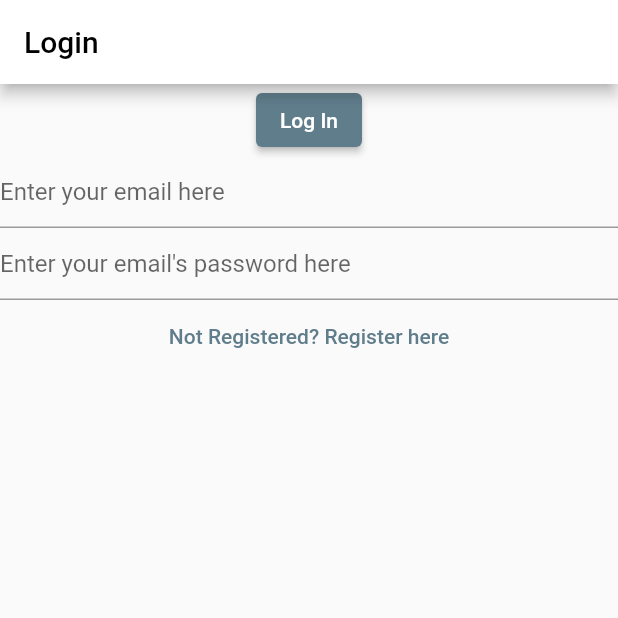
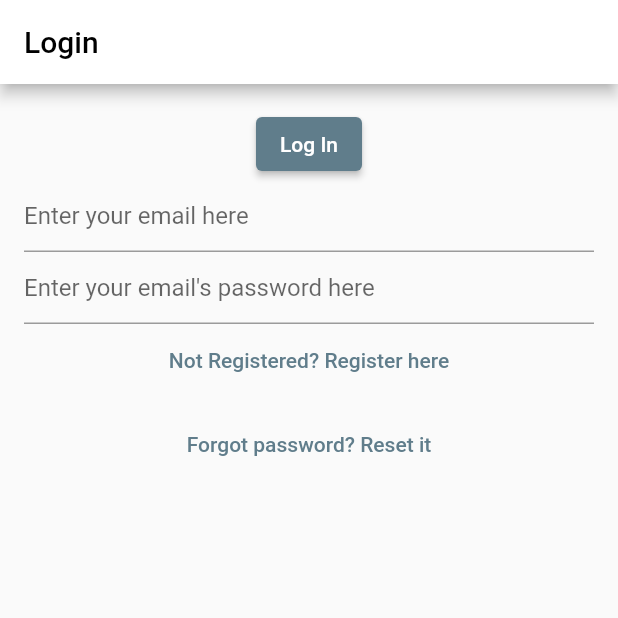
Before and after one commit to SirMixalotMixalot/noteys, a Flutter app: the screen it shows after launch, on a phone screen of 412 x 824 dp, the top half of it. Run offline on Flutter 3.47's test engine with Material 2 defaults, Android fonts, the phone set to English and light mode, and no system bars; our stand-ins replace bloc, cloud_firestore, equatable, firebase_auth, firebase_core, flutter_bloc and 1 more; accounts and stored records are empty.

Commit message:
When did i do this?

```diff
--- a/lib/main.dart
+++ b/lib/main.dart
@@ -7,6 +7,7 @@ import 'package:noteys/services/auth/bloc/bloc.dart';
 import 'package:noteys/services/auth/bloc/events.dart';
 import 'package:noteys/services/auth/bloc/states.dart';
 import 'package:noteys/services/auth/firebase_auth.dart';
+import 'package:noteys/views/forgot_password.dart';
 import 'package:noteys/views/notes/edit_note.dart';
 
 import 'views/register.dart';
@@ -71,6 +72,8 @@ class HomePage extends StatelessWidget {
           return const LoginPage();
         } else if (state is AuthStateNotRegistered) {
           return const RegisterView();
+        } else if (state is AuthStateForgotPassword) {
+          return const ForgotPassword();
         } else {
           return const Scaffold(
             body: Center(
--- a/lib/services/auth/bloc/events.dart
+++ b/lib/services/auth/bloc/events.dart
@@ -42,3 +42,10 @@ class AuthEventShouldRegister extends AuthEvent {
 class AuthEventSendVerifyEmail extends AuthEvent {
   const AuthEventSendVerifyEmail();
 }
+
+class AuthEventForgotPassword extends AuthEvent {
+  final String? email;
+  const AuthEventForgotPassword({
+    this.email,
+  });
+}
--- a/lib/services/auth/bloc/states.dart
+++ b/lib/services/auth/bloc/states.dart
@@ -53,3 +53,13 @@ class AuthStateNotRegistered extends AuthState {
 class AuthStateRegistered extends AuthState {
   const AuthStateRegistered({required bool isLoading}) : super(isLoading);
 }
+
+class AuthStateForgotPassword extends AuthState {
+  final bool hasSentEmail;
+  final Exception? exception;
+  const AuthStateForgotPassword({
+    required bool isLoading,
+    required this.hasSentEmail,
+    required this.exception,
+  }) : super(isLoading);
+}
--- a/lib/services/auth/provider.dart
+++ b/lib/services/auth/provider.dart
@@ -13,4 +13,5 @@ abstract class AuthProvider {
   Future<void> logout();
   Future<void> sendEmailVerification();
   Future<void> initialize();
+  Future<void> sendPasswordResetEmail({required String email});
 }
--- a/lib/services/auth/service.dart
+++ b/lib/services/auth/service.dart
@@ -39,4 +39,9 @@ class AuthService implements AuthProvider {
   Future<void> initialize() {
     return provider.initialize();
   }
+
+  @override
+  Future<void> sendPasswordResetEmail({required String email}) {
+    return provider.sendPasswordResetEmail(email: email);
+  }
 }
--- /dev/null
+++ b/lib/utils/dialogs/reset_password_sent.dart
@@ -0,0 +1,13 @@
+import 'package:flutter/cupertino.dart';
+import 'package:noteys/utils/dialogs/generic_dialog.dart';
+
+Future<void> showPasswordResetDialog(BuildContext context) {
+  return showGenericDialogWithBuilder(
+    context: context,
+    title: const Text('Password reset'),
+    content: const Text('Password reset link sent to email. Check your inbox'),
+    optionBuilder: () => {
+      const Text('Ok'): null,
+    },
+  );
+}
--- a/lib/views/login.dart
+++ b/lib/views/login.dart
@@ -6,7 +6,6 @@ import 'package:noteys/services/auth/bloc/events.dart';
 import 'package:noteys/services/auth/bloc/states.dart';
 import 'package:noteys/utils/dialogs/error_dialog.dart';
 import 'package:noteys/services/auth/exceptions.dart';
-import 'package:noteys/utils/dialogs/loading_dialog.dart';
 
 class LoginPage extends StatefulWidget {
   const LoginPage({Key? key}) : super(key: key);
@@ -45,6 +44,8 @@ class _LoginPageState extends State<LoginPage> {
             }
           }
         },
+        child: Padding(
+          padding: const EdgeInsets.all(16.0),
           child: Column(
             children: [
               ElevatedButton(
@@ -88,7 +89,17 @@ class _LoginPageState extends State<LoginPage> {
                 },
                 child: const Text("Not Registered? Register here"),
               ),
+              const SizedBox(
+                height: 8.0,
+              ),
+              TextButton(
+                onPressed: () {
+                  context.read<AuthBloc>().add(const AuthEventForgotPassword());
+                },
+                child: const Text("Forgot password? Reset it"),
+              ),
             ],
+          ),
         ),
       ),
     );
--- a/lib/views/register.dart
+++ b/lib/views/register.dart
@@ -57,7 +57,9 @@ class _RegisterViewState extends State<RegisterView> {
       },
       child: Scaffold(
         appBar: AppBar(title: const Text('Register')),
-        body: Column(
+        body: Padding(
+          padding: const EdgeInsets.all(8.0),
+          child: Column(
             children: [
               TextField(
                 controller: _email,
@@ -96,6 +98,7 @@ class _RegisterViewState extends State<RegisterView> {
             ],
           ),
         ),
+      ),
     );
   }
 
```
Also changed, not shown: lib/services/auth/bloc/bloc.dart (+32 -0 lines), lib/services/auth/firebase_auth.dart (+16 -0 lines), lib/views/forgot_password.dart (added, +84 -0 lines), 1 other file. Lines whose indentation alone changed are shown as unchanged.
